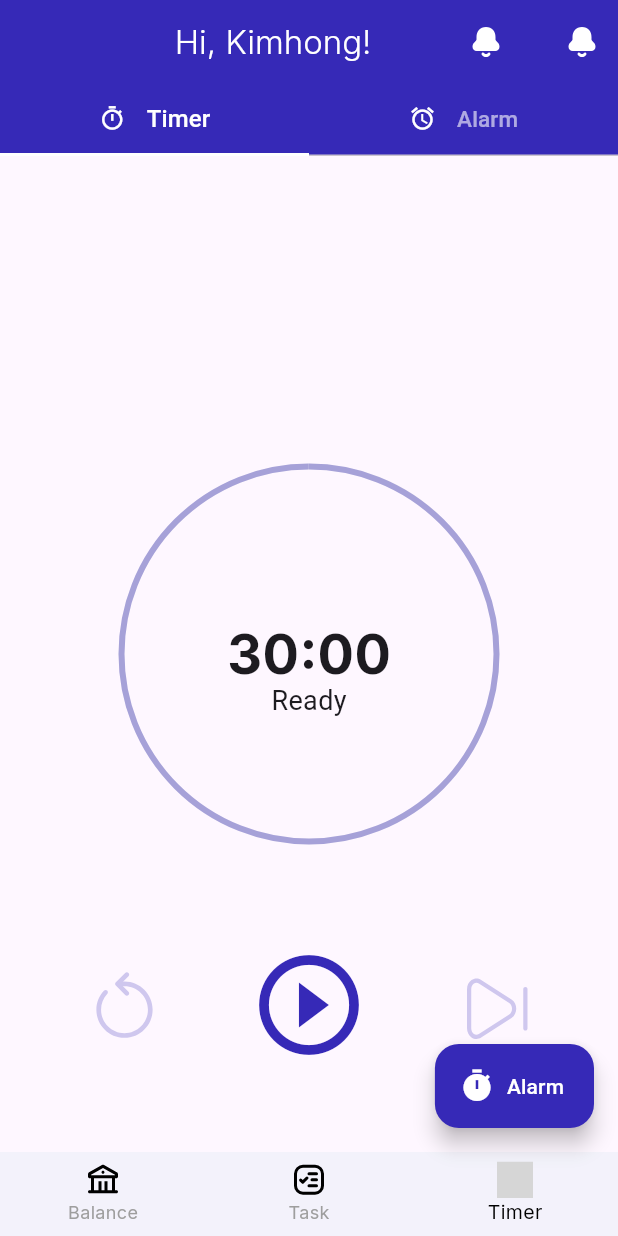
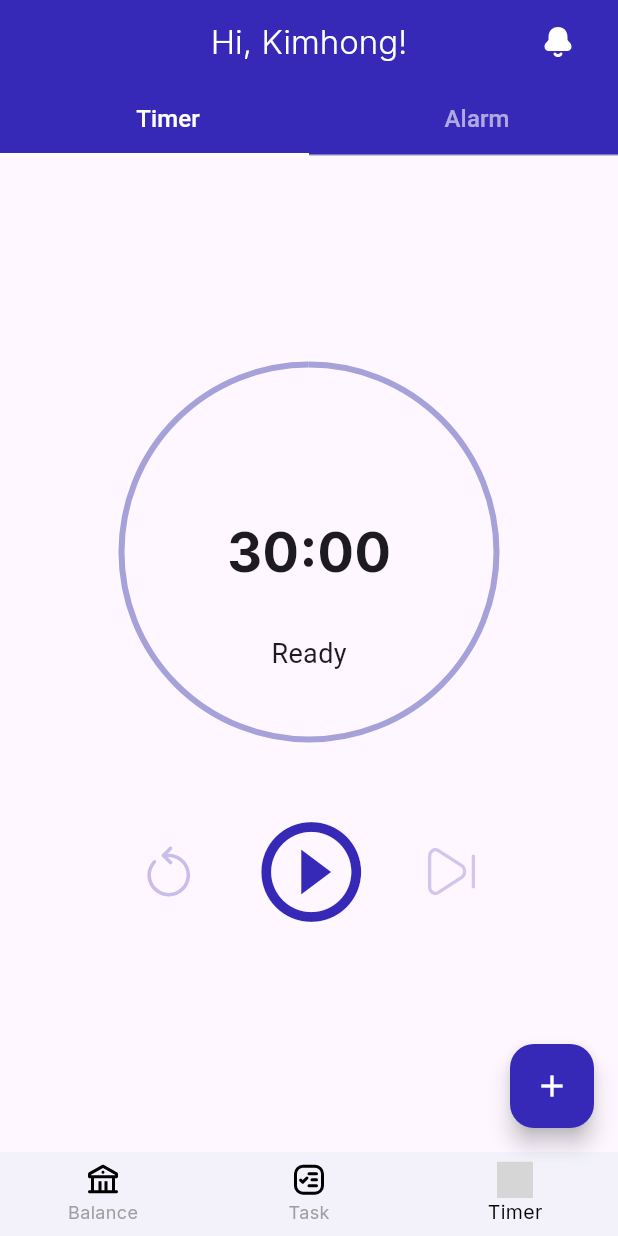
Before and after one commit to rinkimhong4/BalanceApp, a Flutter app: the screen it shows after launch, item 3 of the bottom bar chosen, after a tap on the "play circle outline" icon, on a phone screen of 412 x 824 dp. Run offline on Flutter 3.47's test engine with Material 3 defaults, Android fonts, the phone set to English and light mode, and no system bars; our stand-ins replace flutter_svg, google_fonts; grey boxes are pictures that could not be loaded.

Commit message:
Update modified files  modified:   lib/pages/balance.dart modified:   lib/pages/task.dart modified:   lib/pages/timer.dart modified:   lib/widget/transaction_list.dart deleted:    lib/widget/transaction_section.dart

```diff
--- a/lib/pages/balance.dart
+++ b/lib/pages/balance.dart
@@ -1,8 +1,10 @@
+import 'package:balance/widget/floating.dart';
+import 'package:balance/widget/tabbar.dart';
 import 'package:balance/widget/transaction_list.dart';
 import 'package:flutter/material.dart';
 import 'package:balance/widget/balance_header.dart';
 import 'package:balance/widget/budget_summary_card.dart';
-import 'package:balance/widget/transaction_section.dart';
+import 'package:google_fonts/google_fonts.dart';
 
 class BalanceScreen extends StatefulWidget {
   const BalanceScreen({super.key});
@@ -117,21 +119,32 @@ class _BalanceScreenState extends State<BalanceScreen> {
                 ),
               ),
             ),
-
-            const TransactionSection(),
-
-            const TabBar(
+            Row(
+              children: [
+                Padding(padding: EdgeInsets.all(8)),
+                Text(
+                  'Recent transactions',
+                  style: GoogleFonts.inter(
+                    fontSize: 18,
+                    fontWeight: FontWeight.w600,
+                    color: Colors.black,
+                  ),
+                ),
+              ],
+            ),
+            //TransactionSection(),
+            TabBar(
+              labelStyle: TextStyle(fontSize: 16),
               indicatorColor: Color.fromARGB(255, 116, 107, 215),
               indicatorSize: TabBarIndicatorSize.tab,
               labelColor: Color(0xFF3629B7),
-              unselectedLabelColor: Colors.black,
+              unselectedLabelColor: Colors.black54,
               tabs: [
-                Tab(text: 'All'),
-                Tab(text: 'Income'),
-                Tab(text: 'Expense'),
+                TabItem(label: 'All'),
+                TabItem(label: 'Income'),
+                TabItem(label: 'Expense'),
               ],
             ),
-
             Expanded(
               child: TabBarView(
                 children: [
@@ -158,11 +171,7 @@ class _BalanceScreenState extends State<BalanceScreen> {
             ),
           ],
         ),
-        floatingActionButton: FloatingActionButton(
-          onPressed: () {},
-          backgroundColor: const Color(0xFF3629B7),
-          child: const Icon(Icons.add, color: Colors.white),
-        ),
+        floatingActionButton: FloatingActionButtonWidget(),
       ),
     );
   }
--- a/lib/pages/timer.dart
+++ b/lib/pages/timer.dart
@@ -1,7 +1,12 @@
+import 'package:balance/widget/alarm_items.dart';
+import 'package:balance/widget/floating.dart';
+import 'package:balance/widget/tabbar.dart';
 import 'package:flutter/material.dart';
 import 'package:flutter_svg/svg.dart';
 import 'package:google_fonts/google_fonts.dart';
 import 'package:balance/widget/balance_header.dart';
+
+const Color primaryColor = Color(0xFF3629B7);
 
 class TimerScreen extends StatelessWidget {
   const TimerScreen({super.key});
@@ -11,75 +16,65 @@ class TimerScreen extends StatelessWidget {
     return DefaultTabController(
       length: 2,
       child: Scaffold(
-        appBar: _appBar,
-        body: _buildBodyApp(context),
-        floatingActionButton: _buildFloatingActionButton(context),
+        appBar: _buildAppBar,
+        body: _buildBody(context),
+        floatingActionButton: FloatingActionButtonWidget(),
       ),
     );
   }
 }
 
-Widget _buildFloatingActionButton(BuildContext context) {
-  return FloatingActionButton.extended(
-    backgroundColor: primaryColor,
-    onPressed: () {},
-    label: const Text('Alarm', style: TextStyle(color: Colors.white)),
-    icon: const Icon(Icons.timer, color: Colors.white),
-  );
-}
-
-const Color primaryColor = Color(0xFF3629B7);
-const double _tabFontSize = 16.0;
-const double _unselectedTabFontSize = 15.0;
-
-PreferredSizeWidget get _appBar => AppBar(
+get _buildAppBar {
+  return AppBar(
     title: BalanceHeader(userName: 'Kimhong', onBellPressed: () {}),
-
     centerTitle: true,
     backgroundColor: primaryColor,
-  actions: [
-    IconButton(
-      onPressed: () {},
-      icon: SvgPicture.asset('assets/Bell.svg', width: 24, height: 24),
-    ),
-  ],
     bottom: TabBar(
+      tabs: [TabItem(label: 'Timer'), TabItem(label: 'Alarm')],
+      labelStyle: TextStyle(fontSize: 16),
       labelColor: Colors.white,
       indicatorSize: TabBarIndicatorSize.tab,
       indicatorColor: Colors.white,
       unselectedLabelColor: Colors.white60,
-    labelStyle: TextStyle(fontSize: _tabFontSize),
-    unselectedLabelStyle: TextStyle(fontSize: _unselectedTabFontSize),
-    tabs: [
-      Row(
+    ),
+  );
+}
+
+Widget _buildBody(BuildContext context) {
+  return CustomScrollView(
+    slivers: [
+      SliverFillRemaining(
+        child: TabBarView(children: [_TimerTab(), _AlarmTab()]),
+      ),
+    ],
+  );
+}
+
+class _TimerTab extends StatelessWidget {
+  @override
+  Widget build(BuildContext context) {
+    return Center(
+      child: Column(
         mainAxisAlignment: MainAxisAlignment.center,
         children: [
-          Icon(Icons.timer_sharp, color: Colors.white, size: 18),
-          SizedBox(width: 14),
-
-          Tab(text: 'Timer'),
-        ],
-      ),
-      Row(
-        mainAxisAlignment: MainAxisAlignment.center,
-        children: [
-          Icon(Icons.alarm, color: Colors.white, size: 18),
-          SizedBox(width: 14),
-          Tab(text: 'Alarm'),
-        ],
-      ),
+          _TimerCircle(time: "30:00", status: "Ready"),
+          SizedBox(height: 40),
+          _TimerControls(),
         ],
       ),
     );
+  }
+}
 
-Widget _buildBodyApp(BuildContext context) {
-  return Center(
-    child: Column(
-      children: [
-        Flexible(
-          child: TabBarView(
-            children: [
-              Stack(
+class _TimerCircle extends StatelessWidget {
+  final String? time;
+  final String? status;
+
+  const _TimerCircle({this.time, this.status});
+
+  @override
+  Widget build(BuildContext context) {
+    return Stack(
       alignment: Alignment.center,
       children: [
         SizedBox(
@@ -93,131 +88,98 @@ Widget _buildBodyApp(BuildContext context) {
           ),
         ),
         Text(
-                    "30:00",
-                    style: GoogleFonts.inter(
-                      fontSize: 36,
-                      fontWeight: FontWeight.bold,
+          time!,
+          style: GoogleFonts.inter(fontSize: 36, fontWeight: FontWeight.bold),
+        ),
+        Positioned(
+          top: 180,
+
+          child: Text(
+            status!,
+            style: const TextStyle(fontSize: 18, fontWeight: FontWeight.w400),
           ),
         ),
-                  Positioned(
-                    top: 350,
-                    child: Text(
-                      "Ready",
-                      style: TextStyle(
-                        fontSize: 18,
-                        fontWeight: FontWeight.w400,
+      ],
+    );
+  }
+}
+
+class _TimerControls extends StatelessWidget {
+  @override
+  Widget build(BuildContext context) {
+    return Row(
+      mainAxisAlignment: MainAxisAlignment.center,
+      children: [
+        IconButton(
+          onPressed: () {},
+          icon: SvgPicture.asset(
+            'assets/loop.svg',
+            width: 38,
+            height: 38,
+            colorFilter: ColorFilter.mode(
+              primaryColor.withAlpha(70),
+              BlendMode.srcIn,
             ),
           ),
         ),
-                  Positioned(
-                    bottom: 50,
-                    child: IconButton(
+        const SizedBox(width: 20),
+        IconButton(
           onPressed: () {},
-                      icon: Icon(
-                        Icons.play_circle_outline,
-                        size: 80,
-                        color: primaryColor,
+          icon: Icon(Icons.play_circle_outline, size: 80, color: primaryColor),
         ),
-                    ),
-                  ),
-                  Positioned(
-                    right: 50,
-                    bottom: 65,
-                    child: IconButton(
+        const SizedBox(width: 20),
+        IconButton(
           onPressed: () {},
-
           icon: SvgPicture.asset(
             'assets/skip-next.svg',
-                        width: 45,
-                        height: 45,
+            width: 35,
+            height: 35,
             colorFilter: ColorFilter.mode(
               primaryColor.withAlpha(60),
               BlendMode.srcIn,
             ),
           ),
         ),
-                  ),
-                  Positioned(
-                    left: 50,
-                    bottom: 65,
-                    child: IconButton(
-                      onPressed: () {},
-
-                      icon: SvgPicture.asset(
-                        'assets/loop.svg',
-                        width: 50,
-                        height: 50,
-                        colorFilter: ColorFilter.mode(
-                          primaryColor.withAlpha(60),
-                          BlendMode.srcIn,
-                        ),
-                      ),
-                    ),
-                  ),
       ],
-              ),
-              ListView(
-                children: [
-                  _buildAlarmItem("7:00 AM", "Wake up", primaryColor),
-                  _buildAlarmItem("8:00 AM", "Breakfast", Colors.orange),
-                  _buildAlarmItem("11:00 PM", "Lunch Break", Colors.green),
-                  _buildAlarmItem("12:45 PM", "Go to school", Colors.amber),
-                  _buildAlarmItem("6:00 PM", "Dinner Time", Colors.red),
-                  _buildAlarmItem(
-                    "6:00 PM",
-                    "Online class",
-                    Colors.deepPurpleAccent,
-                  ),
-                ],
-              ),
-            ],
-          ),
-        ),
-      ],
-    ),
     );
   }
+}
 
-Widget _buildAlarmItem(String time, String label, Color color) {
-  return Container(
-    margin: const EdgeInsets.symmetric(vertical: 8, horizontal: 16),
-    padding: const EdgeInsets.all(16),
-    decoration: BoxDecoration(
-      color: primaryColor.withValues(alpha: 10),
-      borderRadius: BorderRadius.circular(14),
-      boxShadow: [
-        BoxShadow(
-          color: Colors.grey.withValues(alpha: 0.2),
-          spreadRadius: 2,
-          blurRadius: 5,
-          offset: Offset(0, 3),
-        ),
-      ],
-    ),
-    child: Row(
-      mainAxisAlignment: MainAxisAlignment.spaceBetween,
-      children: [
-        Column(
-          crossAxisAlignment: CrossAxisAlignment.start,
-          children: [
-            Text(
-              time,
-              style: GoogleFonts.inter(
-                fontSize: 20,
-                fontWeight: FontWeight.bold,
-              ),
-            ),
-            Text(
-              label,
-              style: GoogleFonts.inter(
-                fontSize: 14,
-                color: Colors.grey.withValues(alpha: 60),
-              ),
-            ),
-          ],
-        ),
-        Switch(value: true, onChanged: (value) {}, activeColor: color),
-      ],
-    ),
+class _AlarmTab extends StatelessWidget {
+  final List<Map<String, dynamic>> alarms = const [
+    {"time": "7:00 AM", "label": "Wake up", "color": primaryColor},
+    {"time": "8:00 AM", "label": "Breakfast", "color": Colors.orange},
+    {"time": "11:00 AM", "label": "Lunch Break", "color": Colors.green},
+    {"time": "12:45 PM", "label": "Go to school", "color": Colors.amber},
+    {"time": "6:00 PM", "label": "Dinner Time", "color": Colors.red},
+    {
+      "time": "6:00 PM",
+      "label": "Online class",
+      "color": Colors.deepPurpleAccent,
+    },
+    {"time": "9:00 PM", "label": "Workout", "color": Colors.blue},
+    {"time": "10:00 PM", "label": "Reading", "color": Colors.teal},
+    {"time": "11:30 PM", "label": "Sleep", "color": Colors.indigo},
+    {"time": "5:30 AM", "label": "Morning Jog", "color": Colors.pinkAccent},
+    {"time": "7:30 AM", "label": "Meditation", "color": Colors.cyan},
+    {"time": "9:00 AM", "label": "Team Meeting", "color": Colors.brown},
+    {"time": "3:00 PM", "label": "Coffee Break", "color": Colors.lime},
+    {"time": "4:00 PM", "label": "Project Work", "color": Colors.purple},
+    {"time": "8:30 PM", "label": "Family Time", "color": Colors.yellow},
+  ];
+
+  @override
+  Widget build(BuildContext context) {
+    return ListView.builder(
+      itemCount: alarms.length,
+      itemBuilder: (context, index) {
+        final alarm = alarms[index];
+        return AlarmItem(
+          time: alarm['time'],
+          label: alarm['label'],
+          color: alarm['color'],
+        );
+      },
     );
   }
+}
--- /dev/null
+++ b/lib/widget/floating.dart
@@ -0,0 +1,19 @@
+import 'package:flutter/material.dart';
+
+class FloatingActionButtonWidget extends StatelessWidget {
+  final Color? primaryColor;
+
+  const FloatingActionButtonWidget({
+    super.key,
+    this.primaryColor = const Color(0xFF3629B7),
+  });
+
+  @override
+  Widget build(BuildContext context) {
+    return FloatingActionButton(
+      backgroundColor: primaryColor,
+      onPressed: () {},
+      child: Icon(Icons.add, color: Colors.white),
+    );
+  }
+}
--- /dev/null
+++ b/lib/widget/tabbar.dart
@@ -0,0 +1,20 @@
+import 'package:flutter/material.dart';
+
+class TabItem extends StatelessWidget {
+  final IconData? icon;
+  final String? label;
+
+  const TabItem({super.key, this.icon, this.label});
+
+  @override
+  Widget build(BuildContext context) {
+    return Row(
+      mainAxisAlignment: MainAxisAlignment.center,
+      children: [
+        Icon(icon, color: Colors.white, size: 18),
+        // SizedBox(width: 4),
+        Tab(text: label),
+      ],
+    );
+  }
+}
--- a/lib/widget/transaction_list.dart
+++ b/lib/widget/transaction_list.dart
@@ -91,7 +91,6 @@ class TransactionList extends StatelessWidget {
             ],
           ),
         ),
-
         ...items.map((item) {
           return ListTile(
             leading: const Icon(
--- a/lib/widget/transaction_section.dart
+++ /dev/null
@@ -1,21 +0,0 @@
-import 'package:flutter/material.dart';
-import 'package:google_fonts/google_fonts.dart';
-
-class TransactionSection extends StatelessWidget {
-  const TransactionSection({super.key});
-
-  @override
-  Widget build(BuildContext context) {
-    return Padding(
-      padding: const EdgeInsets.all(12),
-      child: Text(
-        'Recent transactions',
-        style: GoogleFonts.inter(
-          fontSize: 18,
-          fontWeight: FontWeight.w600,
-          color: Colors.black,
-        ),
-      ),
-    );
-  }
-}
```
Also changed, not shown: lib/pages/task.dart (+29 -40 lines), lib/widget/alarm_items.dart (added, +61 -0 lines). Lines whose indentation alone changed are shown as unchanged.
